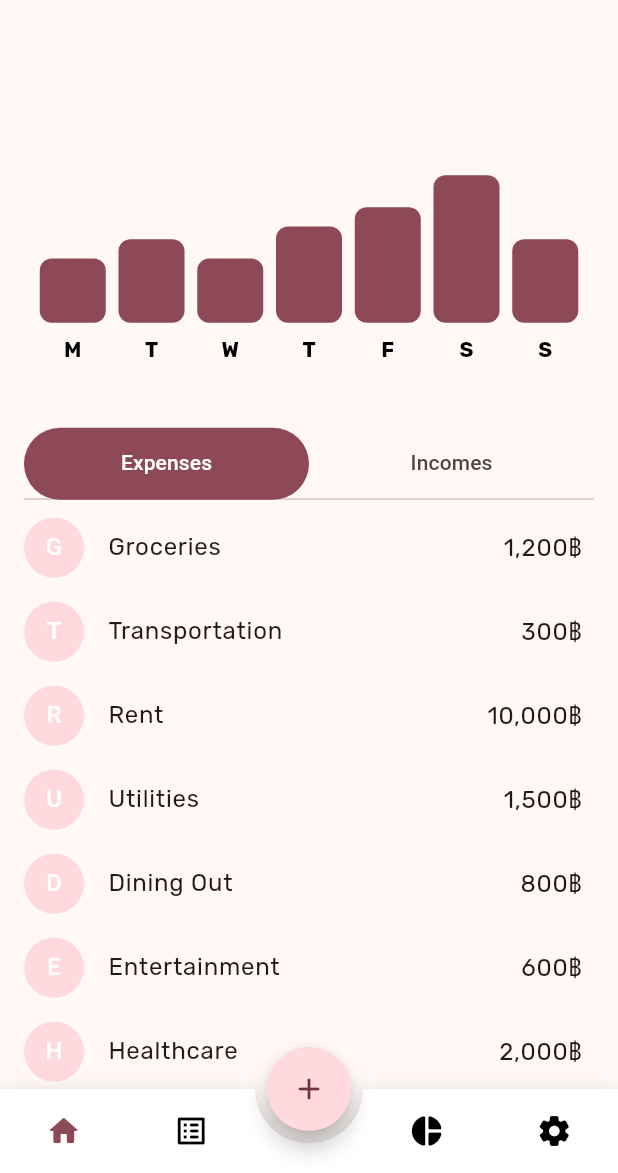
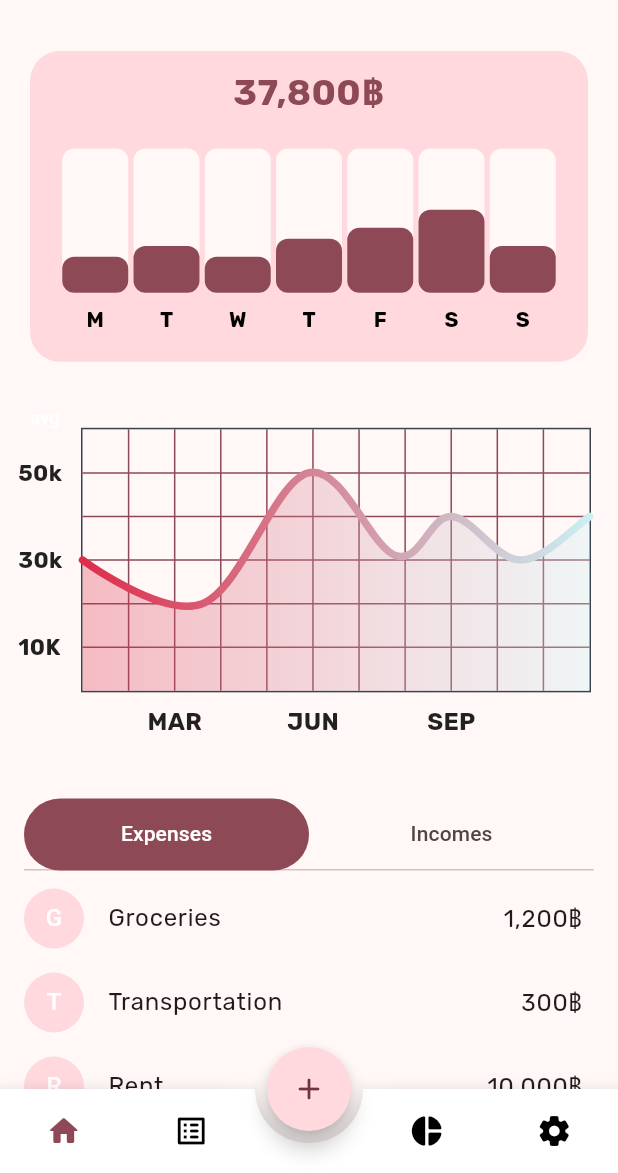
Before and after one commit to online59/CoPenny, a Flutter app: the screen it shows once a user with an empty profile is signed in, swiped to page 3, on a phone screen of 412 x 824 dp, the part 63-1236 px from its top. Run offline on Flutter 3.47's test engine with Material 3 defaults, Android fonts, the light colour scheme and no system bars; drawn by our look-alikes of animated_bottom_navigation_bar, fl_chart; our stand-ins replace cached_network_image, cloud_firestore, firebase_auth, firebase_core, flutter_otp_text_field, flutter_svg and 4 more; accounts and stored records are empty; network calls fail.

Commit message:
Change chart

```diff
--- a/lib/src/features/core/screen/balance/wallet_balance_screen.dart
+++ b/lib/src/features/core/screen/balance/wallet_balance_screen.dart
@@ -1,5 +1,6 @@
 import 'package:flutter/material.dart';
 import 'package:piggy/src/constants/sizes.dart';
+import 'package:piggy/src/features/core/screen/balance/widgets/line_chart_widget.dart';
 import 'package:piggy/src/features/core/screen/balance/widgets/transaction_builder_widget.dart';
 import 'package:piggy/src/features/core/screen/balance/widgets/wallet_balance_chart.dart';
 
@@ -50,9 +51,15 @@
         children: [
           SizedBox(
             height: MediaQuery.of(context).size.height * 0.3,
-            child: const WalletBalanceChart(),
+            child: const WalletBalanceChart(
+              barTitle: '37,800฿',
+            ),
           ),
-          const SizedBox(height: 20),
+          SizedBox(
+            height: MediaQuery.of(context).size.height * 0.3,
+            child: const LineChartWidget()
+          ),
+          const SizedBox(height: mVSpacingMedium),
           // Padding(
           //   padding: const EdgeInsets.symmetric(horizontal: 16),
           //   child: Row(
--- /dev/null
+++ b/lib/src/features/core/screen/balance/widgets/line_chart_widget.dart
@@ -0,0 +1,292 @@
+import 'package:fl_chart/fl_chart.dart';
+import 'package:flutter/material.dart';
+import 'package:piggy/src/constants/colors.dart';
+
+class LineChartWidget extends StatefulWidget {
+  const LineChartWidget({super.key});
+
+  @override
+  State<LineChartWidget> createState() => _LineChartWidgetState();
+}
+
+class _LineChartWidgetState extends State<LineChartWidget> {
+  List<Color> gradientColors = [
+    mPrimaryColor,
+    mSecondaryColor,
+  ];
+
+  bool showAvg = false;
+
+  @override
+  Widget build(BuildContext context) {
+    return Stack(
+      children: <Widget>[
+        AspectRatio(
+          aspectRatio: 1.70,
+          child: Padding(
+            padding: const EdgeInsets.only(
+              right: 18,
+              left: 12,
+              top: 24,
+              bottom: 12,
+            ),
+            child: LineChart(
+              showAvg ? avgData() : mainData(),
+            ),
+          ),
+        ),
+        SizedBox(
+          width: 60,
+          height: 34,
+          child: TextButton(
+            onPressed: () {
+              setState(() {
+                showAvg = !showAvg;
+              });
+            },
+            child: Text(
+              'avg',
+              style: TextStyle(
+                fontSize: 12,
+                color: showAvg ? Colors.white.withOpacity(0.5) : Colors.white,
+              ),
+            ),
+          ),
+        ),
+      ],
+    );
+  }
+
+  Widget bottomTitleWidgets(double value, TitleMeta meta) {
+    const style = TextStyle(
+      fontWeight: FontWeight.bold,
+      fontSize: 16,
+    );
+    Widget text;
+    switch (value.toInt()) {
+      case 2:
+        text = const Text('MAR', style: style);
+        break;
+      case 5:
+        text = const Text('JUN', style: style);
+        break;
+      case 8:
+        text = const Text('SEP', style: style);
+        break;
+      default:
+        text = const Text('', style: style);
+        break;
+    }
+
+    return SideTitleWidget(
+      axisSide: meta.axisSide,
+      child: text,
+    );
+  }
+
+  Widget leftTitleWidgets(double value, TitleMeta meta) {
+    const style = TextStyle(
+      fontWeight: FontWeight.bold,
+      fontSize: 15,
+    );
+    String text;
+    switch (value.toInt()) {
+      case 1:
+        text = '10K';
+        break;
+      case 3:
+        text = '30k';
+        break;
+      case 5:
+        text = '50k';
+        break;
+      default:
+        return Container();
+    }
+
+    return Text(text, style: style, textAlign: TextAlign.left);
+  }
+
+  LineChartData mainData() {
+    return LineChartData(
+      gridData: FlGridData(
+        show: true,
+        drawVerticalLine: true,
+        horizontalInterval: 1,
+        verticalInterval: 1,
+        getDrawingHorizontalLine: (value) {
+          return FlLine(
+            color: Theme.of(context).colorScheme.primary,
+            strokeWidth: 1,
+          );
+        },
+        getDrawingVerticalLine: (value) {
+          return FlLine(
+            color: Theme.of(context).colorScheme.primary,
+            strokeWidth: 1,
+          );
+        },
+      ),
+      titlesData: FlTitlesData(
+        show: true,
+        rightTitles: const AxisTitles(
+          sideTitles: SideTitles(showTitles: false),
+        ),
+        topTitles: const AxisTitles(
+          sideTitles: SideTitles(showTitles: false),
+        ),
+        bottomTitles: AxisTitles(
+          sideTitles: SideTitles(
+            showTitles: true,
+            reservedSize: 30,
+            interval: 1,
+            getTitlesWidget: bottomTitleWidgets,
+          ),
+        ),
+        leftTitles: AxisTitles(
+          sideTitles: SideTitles(
+            showTitles: true,
+            interval: 1,
+            getTitlesWidget: leftTitleWidgets,
+            reservedSize: 42,
+          ),
+        ),
+      ),
+      borderData: FlBorderData(
+        show: true,
+        border: Border.all(color: const Color(0xff37434d)),
+      ),
+      minX: 0,
+      maxX: 11,
+      minY: 0,
+      maxY: 6,
+      lineBarsData: [
+        LineChartBarData(
+          spots: const [
+            FlSpot(0, 3),
+            FlSpot(2.6, 2),
+            FlSpot(4.9, 5),
+            FlSpot(6.8, 3.1),
+            FlSpot(8, 4),
+            FlSpot(9.5, 3),
+            FlSpot(11, 4),
+          ],
+          isCurved: true,
+          gradient: LinearGradient(
+            colors: gradientColors,
+          ),
+          barWidth: 5,
+          isStrokeCapRound: true,
+          dotData: const FlDotData(
+            show: false,
+          ),
+          belowBarData: BarAreaData(
+            show: true,
+            gradient: LinearGradient(
+              colors: gradientColors
+                  .map((color) => color.withOpacity(0.3))
+                  .toList(),
+            ),
+          ),
+        ),
+      ],
+    );
+  }
+
+  LineChartData avgData() {
+    return LineChartData(
+      lineTouchData: const LineTouchData(enabled: false),
+      gridData: FlGridData(
+        show: true,
+        drawHorizontalLine: true,
+        verticalInterval: 1,
+        horizontalInterval: 1,
+        getDrawingVerticalLine: (value) {
+          return const FlLine(
+            color: Color(0xff37434d),
+            strokeWidth: 1,
+          );
+        },
+        getDrawingHorizontalLine: (value) {
+          return const FlLine(
+            color: Color(0xff37434d),
+            strokeWidth: 1,
+          );
+        },
+      ),
+      titlesData: FlTitlesData(
+        show: true,
+        bottomTitles: AxisTitles(
+          sideTitles: SideTitles(
+            showTitles: true,
+            reservedSize: 30,
+            getTitlesWidget: bottomTitleWidgets,
+            interval: 1,
+          ),
+        ),
+        leftTitles: AxisTitles(
+          sideTitles: SideTitles(
+            showTitles: true,
+            getTitlesWidget: leftTitleWidgets,
+            reservedSize: 42,
+            interval: 1,
+          ),
+        ),
+        topTitles: const AxisTitles(
+          sideTitles: SideTitles(showTitles: false),
+        ),
+        rightTitles: const AxisTitles(
+          sideTitles: SideTitles(showTitles: false),
+        ),
+      ),
+      borderData: FlBorderData(
+        show: true,
+        border: Border.all(color: const Color(0xff37434d)),
+      ),
+      minX: 0,
+      maxX: 11,
+      minY: 0,
+      maxY: 6,
+      lineBarsData: [
+        LineChartBarData(
+          spots: const [
+            FlSpot(0, 3.44),
+            FlSpot(2.6, 3.44),
+            FlSpot(4.9, 3.44),
+            FlSpot(6.8, 3.44),
+            FlSpot(8, 3.44),
+            FlSpot(9.5, 3.44),
+            FlSpot(11, 3.44),
+          ],
+          isCurved: true,
+          gradient: LinearGradient(
+            colors: [
+              ColorTween(begin: gradientColors[0], end: gradientColors[1])
+                  .lerp(0.2)!,
+              ColorTween(begin: gradientColors[0], end: gradientColors[1])
+                  .lerp(0.2)!,
+            ],
+          ),
+          barWidth: 5,
+          isStrokeCapRound: true,
+          dotData: const FlDotData(
+            show: false,
+          ),
+          belowBarData: BarAreaData(
+            show: true,
+            gradient: LinearGradient(
+              colors: [
+                ColorTween(begin: gradientColors[0], end: gradientColors[1])
+                    .lerp(0.2)!
+                    .withOpacity(0.1),
+                ColorTween(begin: gradientColors[0], end: gradientColors[1])
+                    .lerp(0.2)!
+                    .withOpacity(0.1),
+              ],
+            ),
+          ),
+        ),
+      ],
+    );
+  }
+}
--- a/lib/src/features/core/screen/balance/widgets/wallet_balance_chart.dart
+++ b/lib/src/features/core/screen/balance/widgets/wallet_balance_chart.dart
@@ -30,8 +30,13 @@
 
   @override
   Widget build(BuildContext context) {
-    return Container(
-      color: Theme.of(context).colorScheme.background,
+    return Padding(
+      padding: const EdgeInsets.all(mPaddingMedium),
+      child: Container(
+        decoration: BoxDecoration(
+          color: Theme.of(context).colorScheme.primaryContainer,
+          borderRadius: BorderRadius.circular(mContainerMediumRadius),
+        ),
         child: Stack(
           children: <Widget>[
             Padding(
@@ -40,12 +45,14 @@
                 crossAxisAlignment: CrossAxisAlignment.stretch,
                 children: <Widget>[
                   widget.barTitle.isNotEmpty
-                    ? Text(
+                      ? Center(
+                        child: Text(
                             widget.barTitle,
                             style: TextStyle(
                               color: Theme.of(context).colorScheme.primary,
                               fontSize: 24,
                               fontWeight: FontWeight.bold,
+                            ),
                           ),
                       )
                       : const SizedBox(
@@ -70,6 +77,7 @@
               ),
             ),
           ],
+        ),
       ),
     );
   }
```
Lines whose indentation alone changed are shown as unchanged.
